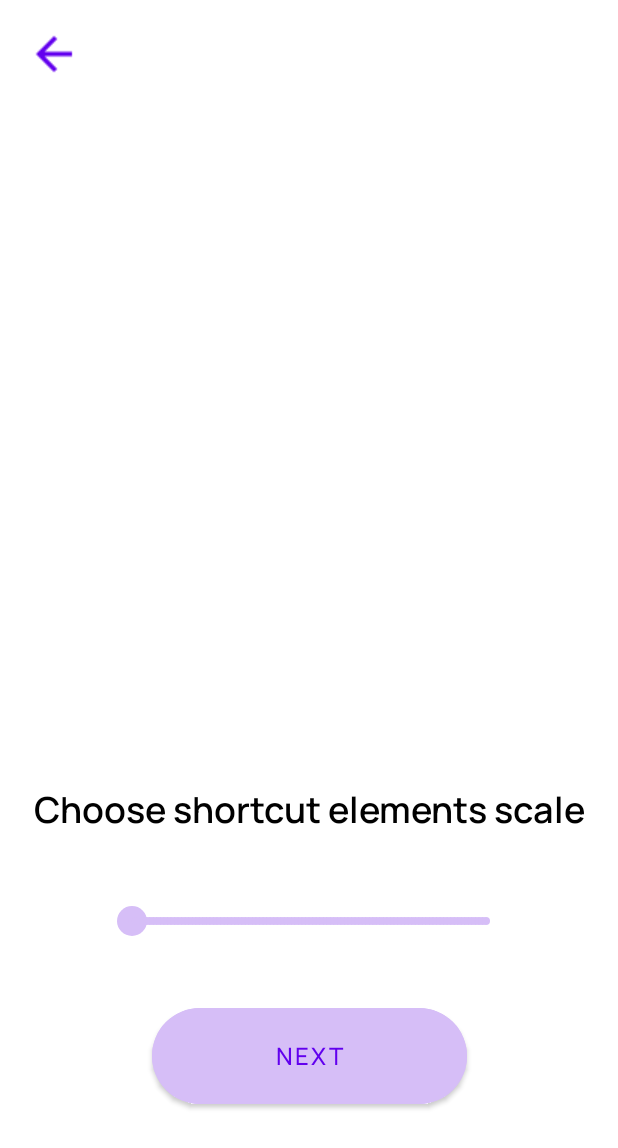
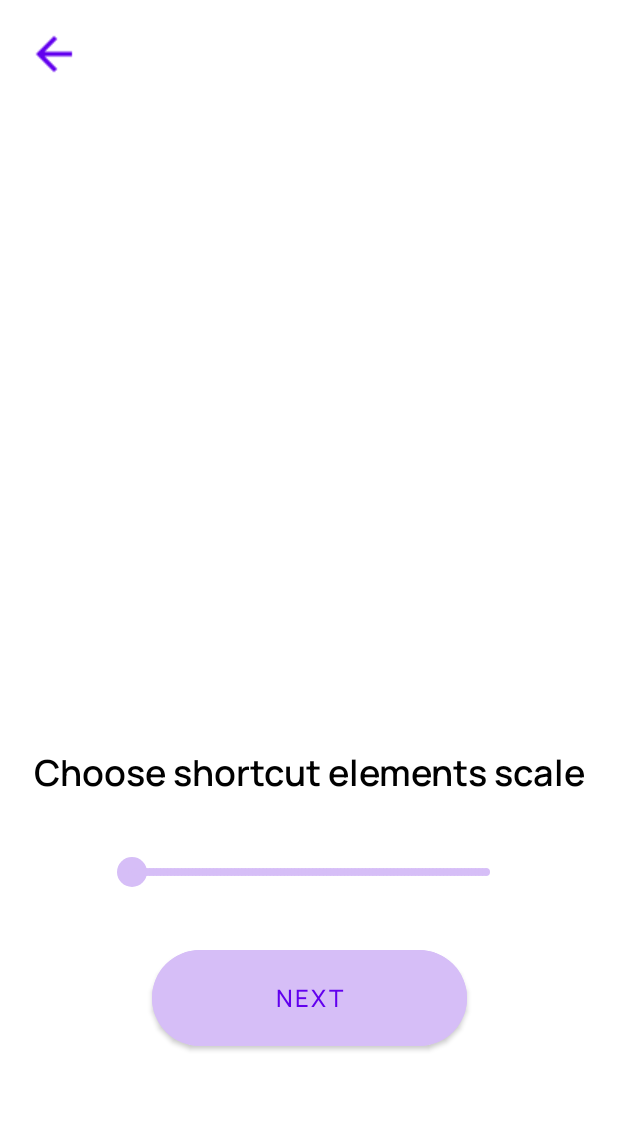
Before and after one commit to delet-dis/ElementaryLauncher, an Android app: the layout fragment_interface_scale_pick_screen.xml on its own in the app's theme, with its tools: preview values and no code run, on a phone screen of 412 x 824 dp. Shown: the top 1148 px of the screen. Run offline under Robolectric (Android 15) with nearby library versions, the phone set to English and light mode, and no system bars.

Commit message:
fixed onboarding layouts for big screen and font scale

```diff
--- a/app/src/main/res/layout/card_item_small.xml
+++ b/app/src/main/res/layout/card_item_small.xml
@@ -68,10 +68,10 @@
                         android:fontFamily="@font/manrope_semibold"
                         android:textAlignment="center"
                         android:textColor="@color/defaultFontColor"
+                        app:autoSizeMaxTextSize="100sp"
+                        app:autoSizeMinTextSize="12sp"
+                        app:autoSizeStepGranularity="2sp"
                         app:autoSizeTextType="uniform"
-                        app:autoSizeMinTextSize="12sp"
-                        app:autoSizeMaxTextSize="100sp"
-                        app:autoSizeStepGranularity="2sp"
                         app:layout_constraintBottom_toBottomOf="parent"
                         app:layout_constraintEnd_toEndOf="@+id/cardImage"
                         app:layout_constraintStart_toStartOf="parent"
--- a/app/src/main/res/layout/fragment_interface_scale_pick_screen.xml
+++ b/app/src/main/res/layout/fragment_interface_scale_pick_screen.xml
@@ -20,25 +20,39 @@
         android:scaleType="center"
         android:scaleX="1.5"
         android:scaleY="1.5"
-        android:tint="@color/purple_500"
         app:layout_constraintStart_toStartOf="parent"
         app:layout_constraintTop_toTopOf="parent"
-        app:srcCompat="@drawable/ic_back" />
+        app:srcCompat="@drawable/ic_back"
+        app:tint="@color/purple_500" />
 
     <com.delet_dis.elementarylauncher.common.view.AppCardView
         android:id="@+id/exampleCard"
-        android:layout_width="200dp"
-        android:layout_height="190dp"
+        android:layout_width="0dp"
+        android:layout_height="0dp"
+        android:layout_marginStart="16dp"
+        android:layout_marginTop="16dp"
+        android:layout_marginEnd="16dp"
         app:layout_constraintBottom_toTopOf="@+id/scaleHintText"
+        app:layout_constraintDimensionRatio="1:1"
         app:layout_constraintEnd_toEndOf="parent"
+        app:layout_constraintHeight_percent="0.35"
         app:layout_constraintStart_toStartOf="parent"
-        app:layout_constraintTop_toTopOf="parent" />
+        app:layout_constraintTop_toTopOf="parent">
+
+    </com.delet_dis.elementarylauncher.common.view.AppCardView>
+
+    <androidx.constraintlayout.widget.Guideline
+        android:id="@+id/halfScreenGuideline"
+        android:layout_width="wrap_content"
+        android:layout_height="wrap_content"
+        android:orientation="horizontal"
+        app:layout_constraintGuide_percent="0.45" />
 
     <TextView
         android:id="@+id/scaleHintText"
         android:layout_width="wrap_content"
         android:layout_height="wrap_content"
-        android:layout_marginBottom="48dp"
+        android:layout_marginBottom="40dp"
         android:fontFamily="@font/manrope_semibold"
         android:text="@string/chooseInterfaceScaleText"
         android:textAlignment="center"
@@ -46,15 +60,15 @@
         android:textSize="24sp"
         app:layout_constraintBottom_toTopOf="@+id/interfaceScaleSeekBar"
         app:layout_constraintEnd_toEndOf="parent"
-        app:layout_constraintHorizontal_bias="0.497"
-        app:layout_constraintStart_toStartOf="parent" />
+        app:layout_constraintStart_toStartOf="parent"
+        app:layout_constraintTop_toTopOf="@+id/halfScreenGuideline"
+        app:layout_constraintVertical_chainStyle="packed" />
 
     <SeekBar
         android:id="@+id/interfaceScaleSeekBar"
         style="@style/Widget.AppCompat.SeekBar.Discrete"
         android:layout_width="268dp"
         android:layout_height="wrap_content"
-        android:layout_marginBottom="48dp"
         android:progressBackgroundTint="@color/purple_500"
         android:progressTint="@color/purple_500"
         android:secondaryProgressTint="@color/purple_500"
@@ -63,13 +77,14 @@
         app:layout_constraintBottom_toTopOf="@+id/nextButton"
         app:layout_constraintEnd_toEndOf="parent"
         app:layout_constraintStart_toStartOf="parent"
+        app:layout_constraintTop_toBottomOf="@+id/scaleHintText"
         app:tickMark="@drawable/seekbar_tickmark" />
 
     <Button
         android:id="@+id/nextButton"
         android:layout_width="210dp"
         android:layout_height="64dp"
-        android:layout_marginBottom="88dp"
+        android:layout_marginTop="42dp"
         android:backgroundTint="@color/purple_200"
         android:fontFamily="@font/manrope_medium"
         android:includeFontPadding="false"
@@ -83,6 +98,7 @@
         app:cornerRadius="80dp"
         app:layout_constraintBottom_toBottomOf="parent"
         app:layout_constraintEnd_toEndOf="parent"
-        app:layout_constraintStart_toStartOf="parent" />
+        app:layout_constraintStart_toStartOf="parent"
+        app:layout_constraintTop_toBottomOf="@+id/interfaceScaleSeekBar" />
 
 </androidx.constraintlayout.widget.ConstraintLayout>
--- a/app/src/main/res/layout/fragment_setup_done_screen.xml
+++ b/app/src/main/res/layout/fragment_setup_done_screen.xml
@@ -26,12 +26,14 @@
 
     <ImageView
         android:id="@+id/finishImage"
-        android:layout_width="235dp"
-        android:layout_height="265dp"
+        android:layout_width="0dp"
+        android:layout_height="0dp"
         android:layout_marginTop="85dp"
         android:contentDescription="@string/finishImageDescription"
         app:layout_constraintBottom_toTopOf="@+id/finishHint"
+        app:layout_constraintDimensionRatio="1:1"
         app:layout_constraintEnd_toEndOf="parent"
+        app:layout_constraintHeight_percent="0.3"
         app:layout_constraintStart_toStartOf="parent"
         app:layout_constraintTop_toTopOf="parent"
         app:srcCompat="@drawable/ic_setup_done"
```
Also changed, not shown: app/src/main/res/layout/fragment_actions_pick_screen.xml (+16 -7 lines), app/src/main/res/layout/fragment_layout_pick_screen.xml (+12 -8 lines), app/src/main/res/layout/fragment_set_as_homescreen_screen.xml (+7 -4 lines), app/src/main/res/layout/fragment_welcome_screen.xml (+15 -6 lines).
